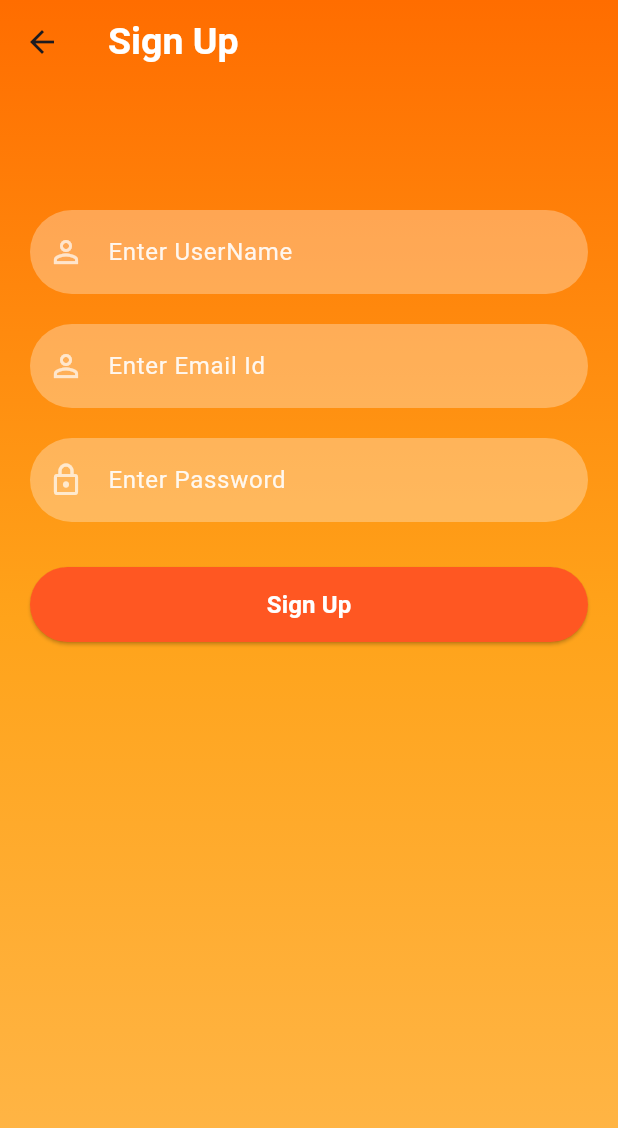
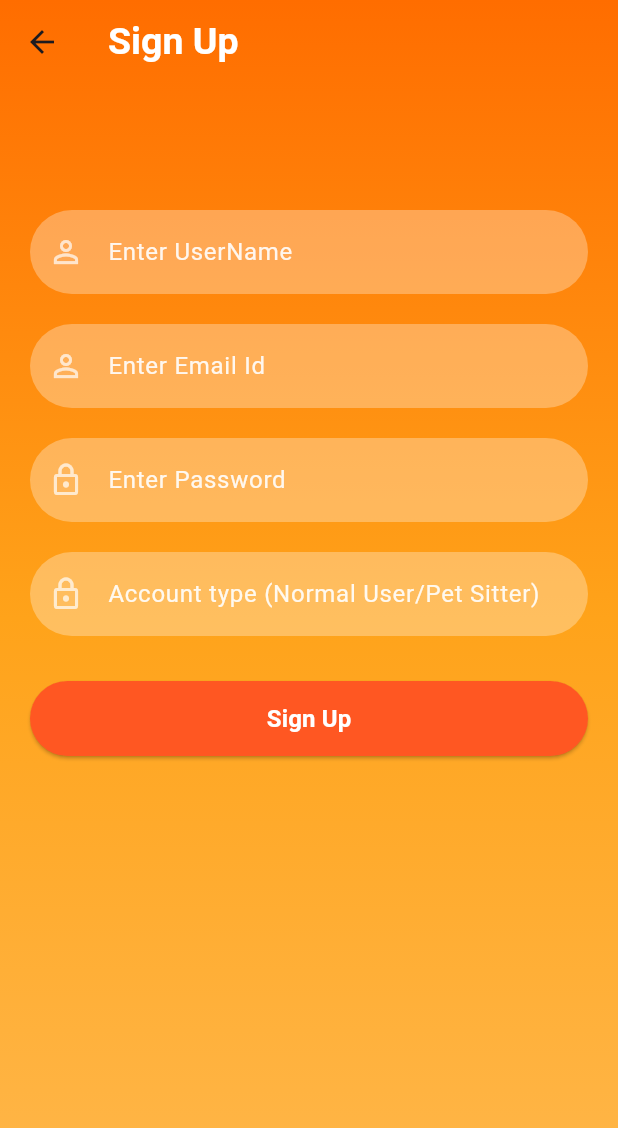
Before and after one commit to SanuliGehara/Pawsome, a Flutter app: the SignupPage screen opened directly, on a phone screen of 412 x 824 dp. Shown: the top 1128 px of the screen. Run offline on Flutter 3.47's test engine with Material 3 defaults, Android fonts, the light colour scheme and no system bars; our stand-ins replace cloud_firestore, firebase_auth, firebase_core, firebase_storage, google_sign_in, image_picker and 1 more; missing offline and left inert: dart:ffi; accounts and stored records are empty; network calls fail.

Commit message:
Completed 'CreateUser' service to save user details into Firestore database

```diff
--- a/frontend/lib/pages/login_signup/login_page.dart
+++ b/frontend/lib/pages/login_signup/login_page.dart
@@ -4,7 +4,7 @@ import 'package:pawsome/pages/home/home.dart';
 import 'package:pawsome/pages/login_signup/reset_password.dart';
 import 'package:pawsome/pages/login_signup/signup_page.dart';
 import 'package:pawsome/reusable_widgets/reusable_widget.dart';
-import 'package:pawsome/services/firebase_service.dart';
+import 'package:pawsome/services/firebaseAuth_service.dart';
 import 'package:pawsome/utils/color_utils.dart';
 
 class LoginPage extends StatefulWidget {
--- a/frontend/lib/pages/login_signup/signup_page.dart
+++ b/frontend/lib/pages/login_signup/signup_page.dart
@@ -2,6 +2,7 @@ import 'package:firebase_auth/firebase_auth.dart';
 import 'package:flutter/material.dart';
 import 'package:pawsome/pages/login_signup/login_page.dart';
 import 'package:pawsome/reusable_widgets/reusable_widget.dart';
+import 'package:pawsome/services/database_service.dart';
 import 'package:pawsome/utils/color_utils.dart';
 
 class SignupPage extends StatefulWidget {
@@ -15,6 +16,8 @@ class _SignupPageState extends State<SignupPage> {
   TextEditingController _passwordTextController = TextEditingController();
   TextEditingController _emailTextController = TextEditingController();
   TextEditingController _userNameTextController = TextEditingController();
+  TextEditingController _categoryTextController = TextEditingController();
+  final _databaseService = DatabaseService();
 
   @override
   Widget build(BuildContext context) {
@@ -60,20 +63,36 @@ class _SignupPageState extends State<SignupPage> {
                     const SizedBox(
                       height: 20,
                     ),
+                    reusableTextField("Account type (Normal User/Pet Sitter)", Icons.lock_outlined, false,
+                        _categoryTextController),
+                    const SizedBox(
+                      height: 20,
+                    ),
                     firebaseUIButton(context, "Sign Up", () {
-                      // Create user account
+                      // Create a firebase Auth instance for user account
                       FirebaseAuth.instance
                           .createUserWithEmailAndPassword(
                           email: _emailTextController.text,
                           password: _passwordTextController.text)
                           .then((value) {
+
+                        // Store user details in database
+                        _databaseService.createUser(
+                            _userNameTextController.text.trim(),
+                            _emailTextController.text.trim(),
+                            _categoryTextController.text.trim());
+
                         print("Created New Account");
+
+
+                        //Navigate to Login Page
                         Navigator.push(context,
                             MaterialPageRoute(builder: (context) => LoginPage()));
                       }).onError((error, stackTrace) {
                         print("Error ${error.toString()}");
                       });
-                    })
+                    }),
+
                   ],
                 ),
               ))),
```
Also changed, not shown: frontend/lib/services/database_service.dart (+17 -3 lines), frontend/lib/services/firebaseAuth_service.dart (renamed from frontend/lib/services/firebase_service.dart).
